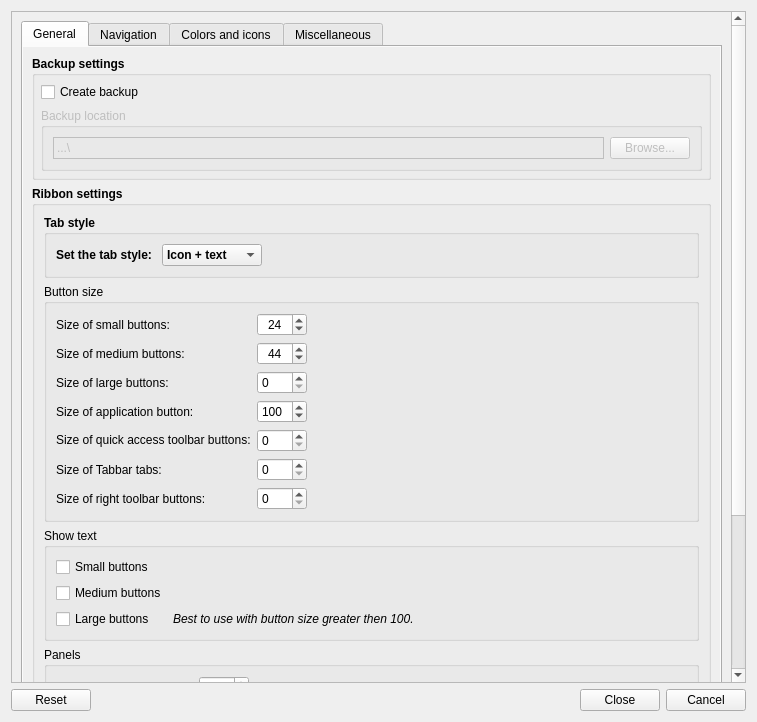
This is Resources/ui/Settings.ui in APEbbers/FreeCAD-Ribbon as Qt 5 draws it before an edit. The edited form follows.
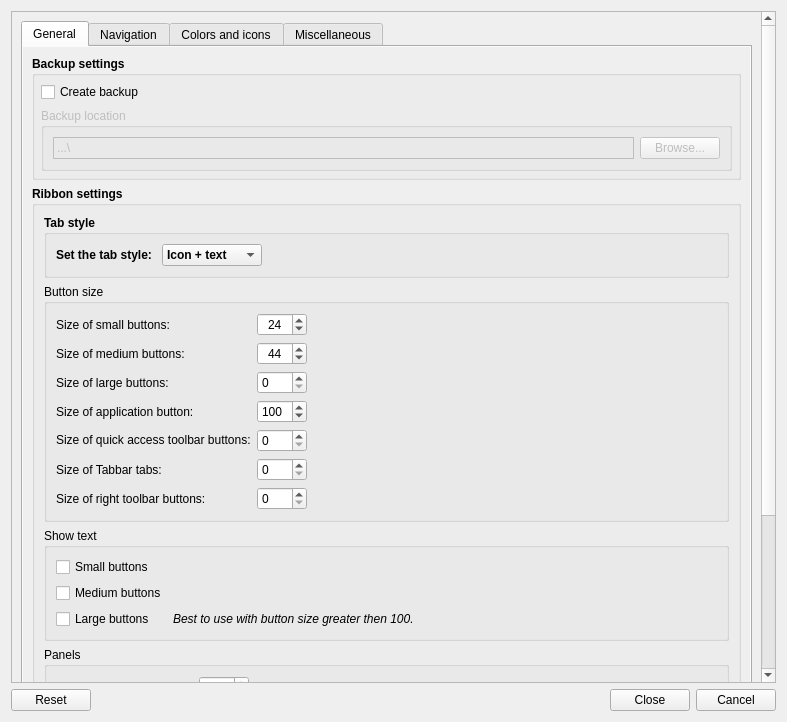
This is the edited form. Custom widgets are drawn as their Qt base class.

Commit message: set the preference dialog a little wider

Diff of the .ui file:
```diff
--- a/Resources/ui/Settings.ui
+++ b/Resources/ui/Settings.ui
@@ -9,7 +9,7 @@
    <rect>
     <x>0</x>
     <y>0</y>
-    <width>757</width>
+    <width>787</width>
     <height>722</height>
    </rect>
   </property>
@@ -99,8 +99,8 @@
         <property name="geometry">
          <rect>
           <x>0</x>
-          <y>-192</y>
-          <width>723</width>
+          <y>0</y>
+          <width>753</width>
           <height>860</height>
          </rect>
         </property>
```
The commit also changes 2 other files.
